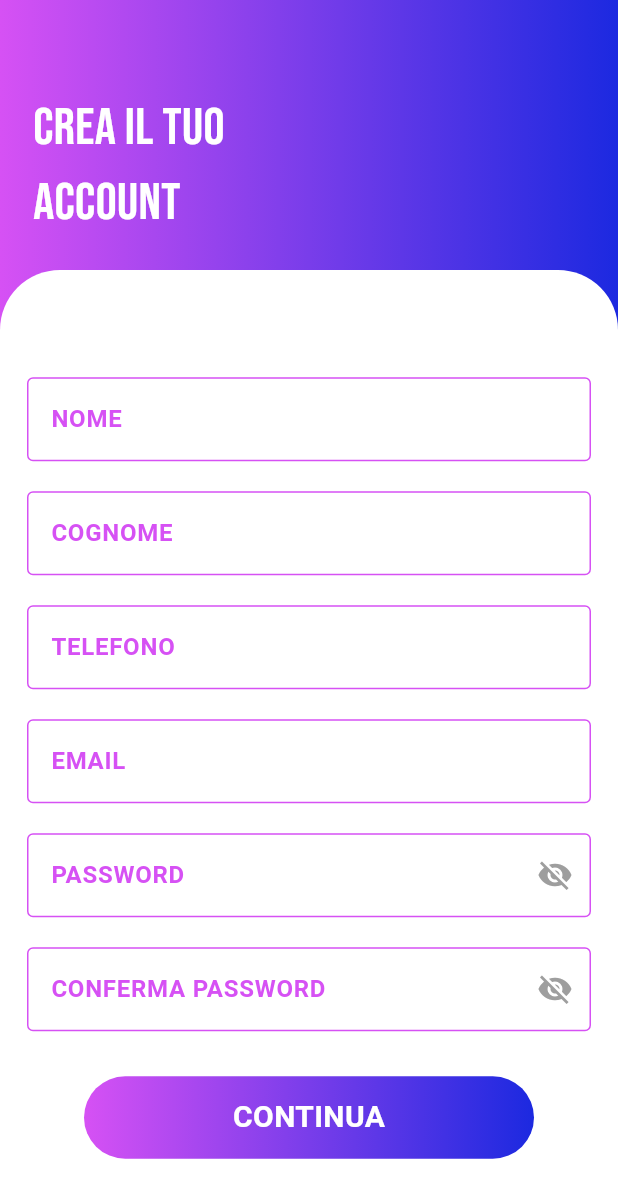
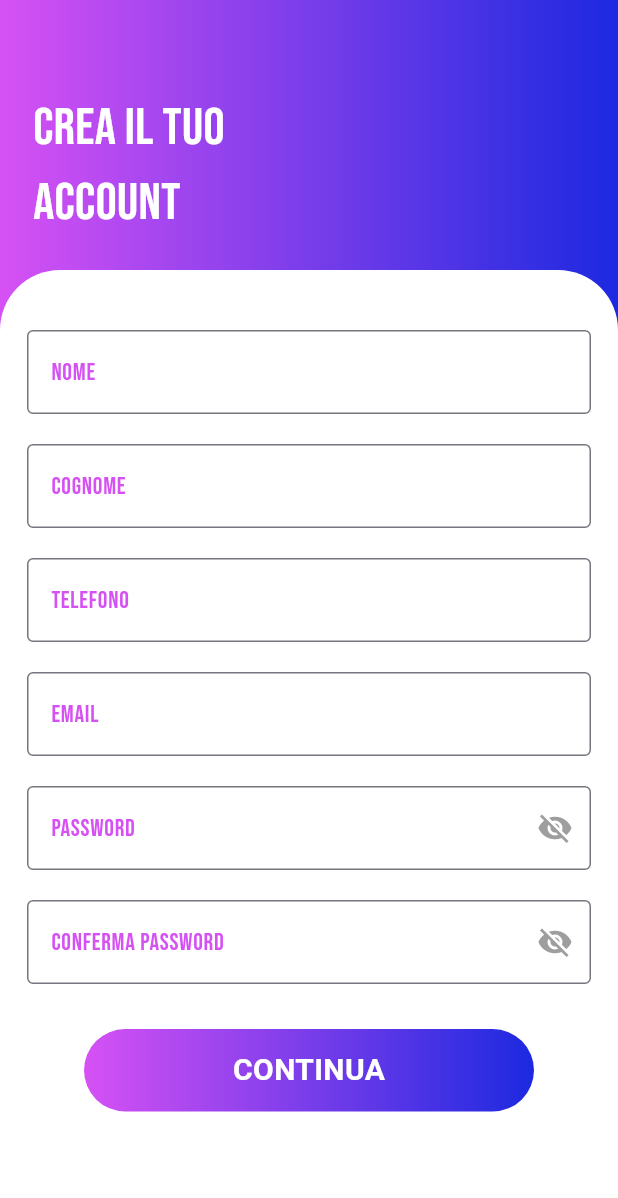
Before and after one commit to chritianchiappa/WeFly_Flutter, a Flutter app: the SignUp screen opened by its route, on a phone screen of 412 x 824 dp. Shown: the top 1198 px of the screen. Run offline on Flutter 3.47's test engine with Material 3 defaults, Android fonts, the light colour scheme and no system bars; our stand-ins replace csv, dropdown_search, firebase_auth, firebase_core, firebase_database, firebase_storage and 5 more; accounts and stored records are empty.

Commit message:
modifica signUp

```diff
--- a/lib/Autenticazione/signUp.dart
+++ b/lib/Autenticazione/signUp.dart
@@ -67,9 +67,11 @@ class _SignUpState extends State<SignUp> {
               width: double.infinity,
               child: Padding(
                 padding: const EdgeInsets.fromLTRB(18.0, 20.0, 18.0, 0),
+                child: SingleChildScrollView(
                   child: Column(
                     mainAxisAlignment: MainAxisAlignment.center,
                     children: [
+                      SizedBox(height: 20),
                       _buildTextField(_nome, 'NOME'),
                       SizedBox(height: 20),
                       _buildTextField(_cognome, 'COGNOME'),
@@ -107,7 +109,9 @@ class _SignUpState extends State<SignUp> {
                           ),
                         ),
                       ),
+                      SizedBox(height: 30), // Spazio aggiuntivo per evitare overflow
                     ],
+                  ),
                 ),
               ),
             ),
@@ -116,6 +120,7 @@ class _SignUpState extends State<SignUp> {
       ),
     );
   }
+
   Widget _buildPasswordField(TextEditingController controller, String label) {
     return TextField(
       controller: controller,
@@ -123,9 +128,8 @@ class _SignUpState extends State<SignUp> {
       style: TextStyle(color: Color(0xffd651f4)),
       decoration: InputDecoration(
         labelText: label,
-        labelStyle: TextStyle(
-          fontWeight: FontWeight.bold,
-          color: Color(0xffd651f4),
+        labelStyle: GoogleFonts.bebasNeue(
+          textStyle: TextStyle(color: Color(0xffd651f4)),
         ),
         suffixIcon: IconButton(
           icon: Icon(
@@ -141,28 +145,24 @@ class _SignUpState extends State<SignUp> {
         focusedBorder: OutlineInputBorder(
           borderSide: BorderSide(color: Color(0xffd651f4)),
         ),
-        enabledBorder: OutlineInputBorder(
-          borderSide: BorderSide(color: Color(0xffd651f4)),
-        ),
+        border: OutlineInputBorder(),
       ),
     );
   }
+
   Widget _buildTextField(TextEditingController controller, String label) {
     return TextField(
       controller: controller,
       style: TextStyle(color: Color(0xffd651f4)),
       decoration: InputDecoration(
         labelText: label,
-        labelStyle: TextStyle(
-          fontWeight: FontWeight.bold,
-          color: Color(0xffd651f4),
+        labelStyle: GoogleFonts.bebasNeue(
+          textStyle: TextStyle(color: Color(0xffd651f4)),
         ),
         focusedBorder: OutlineInputBorder(
           borderSide: BorderSide(color: Color(0xffd651f4)),
         ),
-        enabledBorder: OutlineInputBorder(
-          borderSide: BorderSide(color: Color(0xffd651f4)),
-        ),
+        border: OutlineInputBorder(),
       ),
     );
   }
@@ -174,6 +174,7 @@ class _SignUpState extends State<SignUp> {
     textColor: Colors.white,
     fontSize: 16.0,
   );
+
   void _checkField() {
     String nome = _nome.text.trim();
     String cognome = _cognome.text.trim();
@@ -182,7 +183,12 @@ class _SignUpState extends State<SignUp> {
     String password = _password.text.trim();
     String confPassword = _confPassword.text.trim();
 
-    if (nome.isEmpty || cognome.isEmpty || telefono.isEmpty|| email.isEmpty || password.isEmpty || confPassword.isEmpty) {
+    if (nome.isEmpty ||
+        cognome.isEmpty ||
+        telefono.isEmpty ||
+        email.isEmpty ||
+        password.isEmpty ||
+        confPassword.isEmpty) {
       showToastMessage("Tutti i campi sono obbligatori.");
       return;
     }
@@ -204,7 +210,12 @@ class _SignUpState extends State<SignUp> {
     Navigator.pushNamed(
       context,
       '/completeRegister',
-      arguments: UserData(nome: nome, cognome: cognome, email: email, password: password,telefono:telefono)
+      arguments: UserData(
+          nome: nome,
+          cognome: cognome,
+          email: email,
+          password: password,
+          telefono: telefono),
     );
   }
 }
```
Lines whose indentation alone changed are shown as unchanged.
